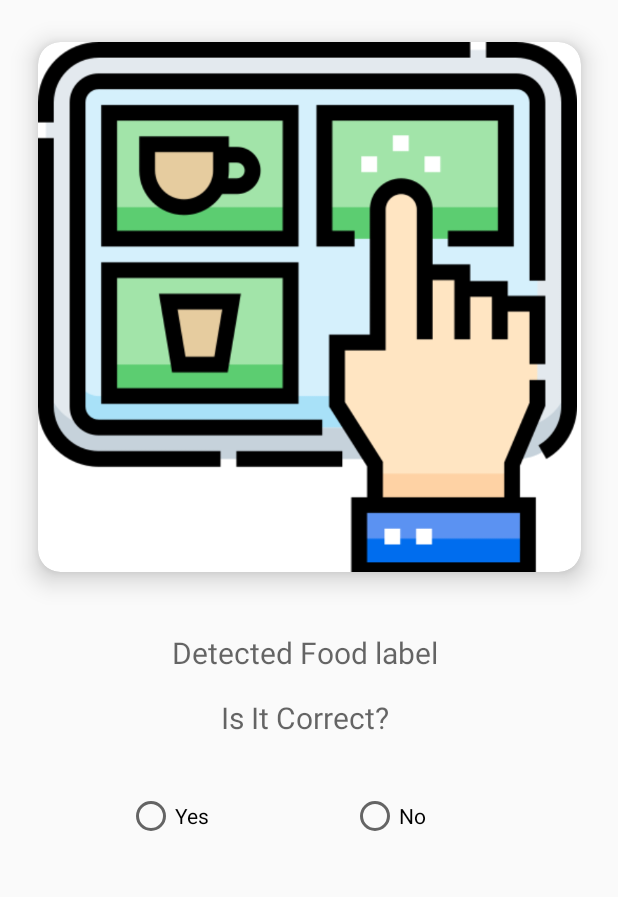
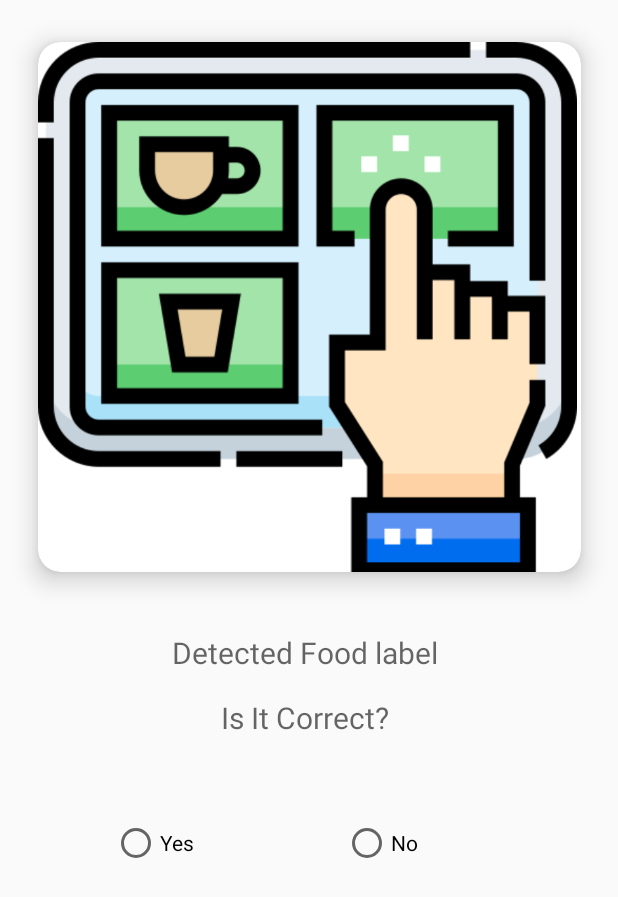
Before and after one commit to Raj-53/Group44_OneClickBite_Final, an Android app: the Food_Detection_Activity screen opened directly, with no data from a screen before it, on a phone screen of 412 x 824 dp. Shown: the top 897 px of the screen. Run offline under Robolectric (Android 15) with nearby library versions, the phone set to English and light mode, and no system bars.

Commit message:
Improve Radio buttons

```diff
--- a/app/src/main/res/layout-land/activity_food_detection.xml
+++ b/app/src/main/res/layout-land/activity_food_detection.xml
@@ -59,7 +59,7 @@
                 android:id="@+id/txtCorrect"
                 android:layout_width="270dp"
                 android:layout_height="wrap_content"
-                android:layout_marginTop="24dp"
+                android:layout_marginTop="18dp"
                 android:hint="Is It Correct?"
                 android:textAlignment="center"
                 android:textAllCaps="false"
@@ -69,42 +69,48 @@
                 app:layout_constraintStart_toStartOf="@+id/txtLabel"
                 app:layout_constraintTop_toBottomOf="@+id/txtLabel" />
 
-            <RadioButton
-                android:id="@+id/radioYes"
-                android:layout_width="104dp"
-                android:layout_height="37dp"
-                android:layout_marginTop="16dp"
-                android:layout_marginBottom="8dp"
-                android:text="Yes"
+            <RadioGroup
+                android:id="@+id/radioGroup"
+                android:layout_width="wrap_content"
+                android:layout_height="wrap_content"
+                android:layout_marginTop="8dp"
+                android:orientation="horizontal"
                 app:layout_constraintBottom_toTopOf="@+id/orderContainer"
                 app:layout_constraintEnd_toEndOf="@+id/txtCorrect"
-                app:layout_constraintHorizontal_bias="0.054"
+                app:layout_constraintHorizontal_bias="0.564"
                 app:layout_constraintStart_toStartOf="@+id/txtCorrect"
                 app:layout_constraintTop_toBottomOf="@+id/txtCorrect"
-                app:layout_constraintVertical_bias="0.0" />
+                app:layout_constraintVertical_bias="0.0">
 
-            <RadioButton
-                android:id="@+id/radioNo"
-                android:layout_width="104dp"
-                android:layout_height="37dp"
-                android:layout_marginTop="16dp"
-                android:layout_marginBottom="8dp"
-                android:text="No"
-                app:layout_constraintBottom_toTopOf="@+id/orderContainer"
-                app:layout_constraintEnd_toEndOf="@+id/txtCorrect"
-                app:layout_constraintHorizontal_bias="0.915"
-                app:layout_constraintStart_toStartOf="@+id/txtCorrect"
-                app:layout_constraintTop_toBottomOf="@+id/txtCorrect"
-                app:layout_constraintVertical_bias="0.0" />
+                <RadioButton
+                    android:id="@+id/radioYes"
+                    android:layout_width="104dp"
+                    android:layout_height="37dp"
+                    android:layout_marginVertical="10dp"
+                    android:layout_marginLeft="8dp"
+                    android:text="Yes" />
+
+                <RadioButton
+                    android:id="@+id/radioNo"
+                    android:layout_width="104dp"
+                    android:layout_height="37dp"
+                    android:layout_marginVertical="10dp"
+                    android:layout_marginLeft="50dp"
+                    android:layout_marginRight="8dp"
+                    android:text="No" />
+
+            </RadioGroup>
 
             <FrameLayout
                 android:id="@+id/orderContainer"
-                android:layout_width="261dp"
-                android:layout_height="106dp"
-                android:layout_marginTop="60dp"
-                app:layout_constraintEnd_toEndOf="@+id/radioNo"
-                app:layout_constraintHorizontal_bias="0.642"
-                app:layout_constraintStart_toStartOf="@+id/radioYes"
+                android:layout_width="290dp"
+                android:layout_height="118dp"
+                android:layout_marginTop="68dp"
+                android:layout_marginBottom="16dp"
+                app:layout_constraintBottom_toBottomOf="parent"
+                app:layout_constraintEnd_toEndOf="@+id/radioGroup"
+                app:layout_constraintHorizontal_bias="0.222"
+                app:layout_constraintStart_toStartOf="@+id/radioGroup"
                 app:layout_constraintTop_toBottomOf="@+id/txtCorrect" />
 
         </androidx.constraintlayout.widget.ConstraintLayout>
--- a/app/src/main/res/layout/activity_food_detection.xml
+++ b/app/src/main/res/layout/activity_food_detection.xml
@@ -57,45 +57,48 @@
         app:layout_constraintStart_toStartOf="@+id/txtLabel"
         app:layout_constraintTop_toBottomOf="@+id/txtLabel" />
 
-    <RadioButton
-        android:id="@+id/radioYes"
-        android:layout_width="104dp"
-        android:layout_height="37dp"
-        android:layout_marginTop="16dp"
-        android:layout_marginBottom="8dp"
-        android:text="Yes"
+    <RadioGroup
+        android:id="@+id/radioGroup"
+        android:layout_width="wrap_content"
+        android:layout_height="wrap_content"
+        android:orientation="horizontal"
         app:layout_constraintBottom_toTopOf="@+id/orderContainer"
         app:layout_constraintEnd_toEndOf="@+id/txtCorrect"
-        app:layout_constraintHorizontal_bias="0.102"
+        app:layout_constraintHorizontal_bias="0.455"
         app:layout_constraintStart_toStartOf="@+id/txtCorrect"
-        app:layout_constraintTop_toBottomOf="@+id/txtCorrect" />
+        app:layout_constraintTop_toBottomOf="@+id/txtCorrect"
+        app:layout_constraintVertical_bias="0.428">
 
-    <RadioButton
-        android:id="@+id/radioNo"
-        android:layout_width="104dp"
-        android:layout_height="37dp"
-        android:layout_marginTop="16dp"
-        android:layout_marginBottom="8dp"
-        android:text="No"
-        app:layout_constraintBottom_toTopOf="@+id/orderContainer"
-        app:layout_constraintEnd_toEndOf="@+id/txtCorrect"
-        app:layout_constraintHorizontal_bias="1.0"
-        app:layout_constraintStart_toStartOf="@+id/txtCorrect"
-        app:layout_constraintTop_toBottomOf="@+id/txtCorrect" />
+        <RadioButton
+            android:id="@+id/radioYes"
+            android:layout_width="104dp"
+            android:layout_height="37dp"
+            android:layout_marginLeft="10dp"
+            android:layout_marginVertical="10dp"
+            android:text="Yes" />
+
+        <RadioButton
+            android:id="@+id/radioNo"
+            android:layout_width="104dp"
+            android:layout_height="37dp"
+            android:layout_marginVertical="10dp"
+            android:layout_marginLeft="50dp"
+            android:layout_marginRight="10dp"
+            android:text="No" />
+
+    </RadioGroup>
 
     <FrameLayout
         android:id="@+id/orderContainer"
-        android:layout_width="383dp"
-        android:layout_height="156dp"
-        android:layout_marginStart="16dp"
-        android:layout_marginTop="64dp"
-        android:layout_marginEnd="16dp"
+        android:layout_width="335dp"
+        android:layout_height="117dp"
+        android:layout_marginTop="32dp"
         android:layout_marginBottom="16dp"
         app:layout_constraintBottom_toBottomOf="parent"
-        app:layout_constraintEnd_toEndOf="@+id/radioNo"
-        app:layout_constraintHorizontal_bias="0.569"
-        app:layout_constraintStart_toStartOf="@+id/radioYes"
+        app:layout_constraintEnd_toEndOf="@+id/radioGroup"
+        app:layout_constraintHorizontal_bias="0.456"
+        app:layout_constraintStart_toStartOf="@+id/radioGroup"
         app:layout_constraintTop_toBottomOf="@+id/txtCorrect"
-        app:layout_constraintVertical_bias="0.325" />
+        app:layout_constraintVertical_bias="0.733" />
 
 </androidx.constraintlayout.widget.ConstraintLayout>
```
